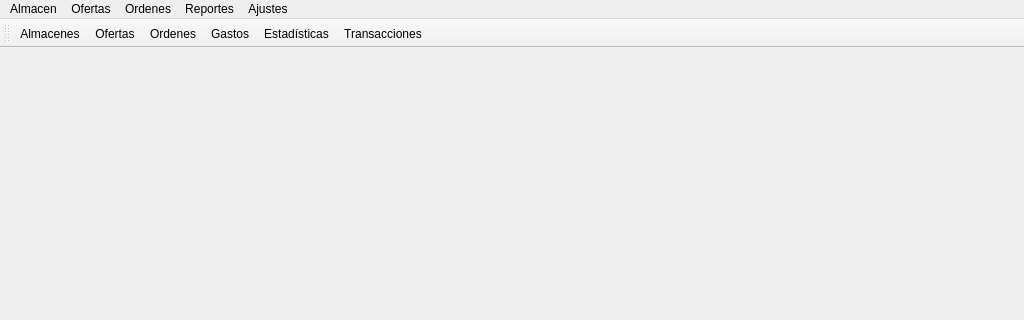
yordanlp/RumbaBurger, file RumbaBurger/principal.ui: the form before one commit; both pictures show x 0 to 1024 and y 0 to 320 of the 1024 by 768 pixel window.
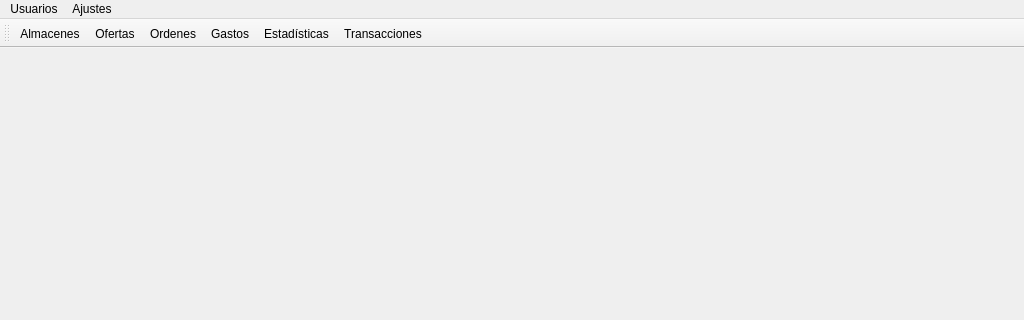
The form after the commit. Icons and pictures are not drawn.

```diff
--- a/RumbaBurger/principal.ui
+++ b/RumbaBurger/principal.ui
@@ -32,50 +32,6 @@
      <height>26</height>
     </rect>
    </property>
-   <widget class="QMenu" name="menuOfertas">
-    <property name="title">
-     <string>Ofertas</string>
-    </property>
-    <widget class="QMenu" name="menuAcciones">
-     <property name="title">
-      <string>Acciones</string>
-     </property>
-     <addaction name="actionInsertar_Plato_2"/>
-     <addaction name="actionEliminar_Plato_2"/>
-     <addaction name="actionModificar_Plato_2"/>
-    </widget>
-    <addaction name="actionMostrar"/>
-    <addaction name="separator"/>
-    <addaction name="menuAcciones"/>
-   </widget>
-   <widget class="QMenu" name="menu_rdenes">
-    <property name="title">
-     <string>Ordenes</string>
-    </property>
-    <widget class="QMenu" name="menuAcciones_2">
-     <property name="title">
-      <string>Acciones</string>
-     </property>
-     <addaction name="actionInsertar_orden"/>
-     <addaction name="actionEliminar_orden"/>
-    </widget>
-    <addaction name="actionMostrarOrden"/>
-    <addaction name="menuAcciones_2"/>
-   </widget>
-   <widget class="QMenu" name="menuAlmacen">
-    <property name="title">
-     <string>Almacen</string>
-    </property>
-    <addaction name="actionPrincipal"/>
-    <addaction name="actionSecundario"/>
-    <addaction name="separator"/>
-    <addaction name="actionInsertar_Producto"/>
-   </widget>
-   <widget class="QMenu" name="menuReportes">
-    <property name="title">
-     <string>Reportes</string>
-    </property>
-   </widget>
    <widget class="QMenu" name="menuAjustes">
     <property name="title">
      <string>Ajustes</string>
@@ -91,10 +47,14 @@
     <addaction name="actionUnidad"/>
     <addaction name="actionMoneda"/>
    </widget>
-   <addaction name="menuAlmacen"/>
-   <addaction name="menuOfertas"/>
-   <addaction name="menu_rdenes"/>
-   <addaction name="menuReportes"/>
+   <widget class="QMenu" name="menuUsuarios">
+    <property name="title">
+     <string>Usuarios</string>
+    </property>
+    <addaction name="actionNuevo_usuario"/>
+    <addaction name="actionAdministrar"/>
+   </widget>
+   <addaction name="menuUsuarios"/>
    <addaction name="menuAjustes"/>
   </widget>
   <widget class="QStatusBar" name="statusbar"/>
```
Left out of the diff: 43 changed lines with no effect on the pictures.
